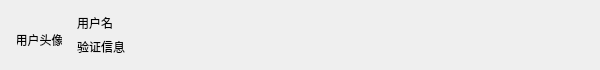
This is ApplyFriendItem.ui in Norym-L/myChatClient as Qt 5 draws it before an edit. The edited form follows.
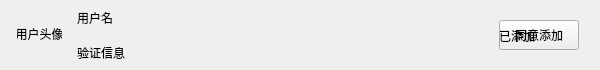
This is the edited form. Custom widgets are drawn as their Qt base class.

What changed in the file:
```diff
--- a/ApplyFriendItem.ui
+++ b/ApplyFriendItem.ui
@@ -26,6 +26,12 @@
    <string>ApplyFriendItem</string>
   </property>
   <layout class="QHBoxLayout" name="horizontalLayout">
+   <property name="topMargin">
+    <number>0</number>
+   </property>
+   <property name="bottomMargin">
+    <number>0</number>
+   </property>
    <item>
     <widget class="QWidget" name="widget" native="true">
      <property name="minimumSize">
@@ -91,9 +97,64 @@
      </item>
     </layout>
    </item>
+   <item>
+    <widget class="QWidget" name="widget_2" native="true">
+     <property name="sizePolicy">
+      <sizepolicy hsizetype="Fixed" vsizetype="Preferred">
+       <horstretch>100</horstretch>
+       <verstretch>0</verstretch>
+      </sizepolicy>
+     </property>
+     <property name="minimumSize">
+      <size>
+       <width>100</width>
+       <height>0</height>
+      </size>
+     </property>
+     <property name="maximumSize">
+      <size>
+       <width>100</width>
+       <height>16777215</height>
+      </size>
+     </property>
+     <widget class="ClickedButton" name="accept_friend_apply_button">
+      <property name="geometry">
+       <rect>
+        <x>10</x>
+        <y>20</y>
+        <width>80</width>
+        <height>30</height>
+       </rect>
+      </property>
+      <property name="text">
+       <string>同意添加</string>
+      </property>
+     </widget>
+     <widget class="QLabel" name="tip_label">
+      <property name="geometry">
+       <rect>
+        <x>10</x>
+        <y>23</y>
+        <width>80</width>
+        <height>25</height>
+       </rect>
+      </property>
+      <property name="text">
+       <string>已添加</string>
+      </property>
+     </widget>
+    </widget>
+   </item>
   </layout>
  </widget>
  <layoutdefault spacing="6" margin="11"/>
+ <customwidgets>
+  <customwidget>
+   <class>ClickedButton</class>
+   <extends>QPushButton</extends>
+   <header location="global">ClickedButton.h</header>
+  </customwidget>
+ </customwidgets>
  <resources>
   <include location="rc.qrc"/>
  </resources>
```
